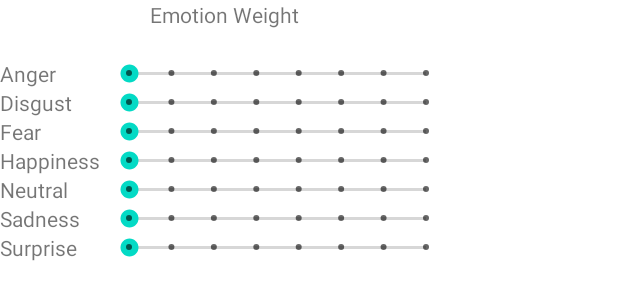
After one commit to MCA-2021-Team-4/facemoji, an Android app: the layout weight_option.xml on its own in the app's theme, with its tools: preview values and no code run, on a phone screen of 412 x 824 dp. The commit adds this screen. Shown: the top 300 px of the screen. Run offline under Robolectric (Android 15) with nearby library versions, the phone set to English and light mode, and no system bars.

Commit message:
Added anger-weight change option

```diff
--- a/android/app/src/main/java/com/android/mca2021/keyboard/FacemojiService.kt
+++ b/android/app/src/main/java/com/android/mca2021/keyboard/FacemojiService.kt
@@ -3,7 +3,6 @@ package com.android.mca2021.keyboard
 import android.content.Context
 import android.content.SharedPreferences
 import android.inputmethodservice.InputMethodService
-import android.util.Log
 import android.view.View
 import android.widget.FrameLayout
 import android.widget.LinearLayout
@@ -24,7 +23,6 @@ class FacemojiService : InputMethodService() {
     val setting: String = "setting"
     val vibrateSetting: String = "keyboardVibrate"
     val soundSetting: String = "keyboardSound"
-
     private lateinit var sharedPreferences: SharedPreferences
 
     private val keyboardInteractionManager = object : KeyboardInteractionManager {
--- a/android/app/src/main/java/com/android/mca2021/keyboard/core/EmotionData.java
+++ b/android/app/src/main/java/com/android/mca2021/keyboard/core/EmotionData.java
@@ -1,4 +1,7 @@
 package com.android.mca2021.keyboard.core;
+
+import android.util.Log;
+
 
 import java.io.Serializable;
 
@@ -8,7 +11,7 @@ import java.io.Serializable;
  */
 public class EmotionData implements ClassifierResult,Serializable {
     public float[] emotionScores=null;
-
+    public static float weight = 1;
     public EmotionData(){
 
     }
@@ -19,6 +22,13 @@ public class EmotionData implements ClassifierResult,Serializable {
 
     private static String[] emotions={"","Anger", "Disgust", "Fear", "Happiness", "Neutral", "Sadness", "Surprise"};
     public static String getEmotion(float[] emotionScores){
+        emotionScores[0] *= weight;
+        String emotionScoreStr = String.format("Anger: %f, Disgust: %f, Fear: %f, Happiness: %f, Neutral: %f, Sadness: %f, Surprise: %f",
+                emotionScores[0], emotionScores[1], emotionScores[2], emotionScores[3], emotionScores[4], emotionScores[5],
+                emotionScores[6]);
+        Log.i("EmotionScore", emotionScoreStr);
+        Log.i("Weight", String.valueOf(weight));
+
         int bestInd=-1;
         if (emotionScores!=null){
             float maxScore=0;
@@ -34,4 +44,7 @@ public class EmotionData implements ClassifierResult,Serializable {
     public String toString(){
         return getEmotion(emotionScores);
     }
+    public void changeWeight(float newWeight) {
+        weight = newWeight;
+    }
 }
--- a/android/app/src/main/java/com/android/mca2021/keyboard/core/EmotionTfLiteClassifier.java
+++ b/android/app/src/main/java/com/android/mca2021/keyboard/core/EmotionTfLiteClassifier.java
@@ -14,9 +14,13 @@ public class EmotionTfLiteClassifier extends TfLiteClassifier{
     private static final String TAG = "EmotionTfLite";
 
     private static final String MODEL_FILE = "emotions_mobilenet.tflite";
-
+    public static float weight = 1;
     public EmotionTfLiteClassifier(final Context context) throws IOException {
         super(context,MODEL_FILE);
+    }
+
+    public void changeWeight(float newWeight) {
+        weight = newWeight;
     }
 
     protected void addPixelValue(int val) {
@@ -28,6 +32,8 @@ public class EmotionTfLiteClassifier extends TfLiteClassifier{
     protected ClassifierResult getResults(float[][][] outputs) {
         final float[] emotions_scores = outputs[0][0];
         EmotionData res=new EmotionData(emotions_scores);
+        res.changeWeight(weight);
+        Log.i("Weight in EmotionCf", String.valueOf(weight));
         return res;
     }
 }
--- a/android/app/src/main/java/com/android/mca2021/keyboard/core/FaceAnalyzer.kt
+++ b/android/app/src/main/java/com/android/mca2021/keyboard/core/FaceAnalyzer.kt
@@ -47,7 +47,9 @@ internal class FaceAnalyzer(
             Log.e("FACEOMJI", "Exception initializing MTCNNModel!")
         }
     }
-
+    fun changeWeight(iWeight: Float) {
+        emotionClassifierTfLite!!.changeWeight(iWeight)
+    }
     override fun analyze(imageProxy: ImageProxy) {
         val bitmapImage = imageProxy.toBitmap()!!
 
--- a/android/app/src/main/java/com/android/mca2021/keyboard/keyboardview/EmojiRecyclerViewAdapter.kt
+++ b/android/app/src/main/java/com/android/mca2021/keyboard/keyboardview/EmojiRecyclerViewAdapter.kt
@@ -19,7 +19,6 @@ class EmojiRecyclerViewAdapter constructor(
 
     inner class Holder(itemView: View?) : RecyclerView.ViewHolder(itemView!!) {
         val textView = itemView?.findViewById<TextView>(R.id.emoji_text)
-
         fun bind(emoji: String, context: Context) {
             textView?.setText(emoji)
             val onClickListener = View.OnClickListener {
--- a/android/app/src/main/java/com/android/mca2021/keyboard/keyboardview/KeyboardCamera.kt
+++ b/android/app/src/main/java/com/android/mca2021/keyboard/keyboardview/KeyboardCamera.kt
@@ -15,6 +15,7 @@ import android.util.TypedValue
 import android.view.*
 import android.view.inputmethod.InputConnection
 import android.widget.Button
+import android.widget.SeekBar
 import android.widget.TextView
 import androidx.camera.core.CameraSelector
 import androidx.camera.core.ImageAnalysis
@@ -71,9 +72,9 @@ class KeyboardCamera (
         "Sadness" to "\uD83D\uDE1E",
         "Surprise" to "\uD83D\uDE2E",
     )
-
+    private var iWeight = 1f
     override fun changeCaps() {}
-
+    private var savedAnalyzer : FaceAnalyzer? = null
     private val lifecycleRegistry = LifecycleRegistry(this)
 
     init {
@@ -130,6 +131,23 @@ class KeyboardCamera (
             keyboardInteractionListener.changeMode(KeyboardInteractionManager.KeyboardType.ENGLISH)
             lifecycleRegistry.handleLifecycleEvent(Lifecycle.Event.ON_STOP)
         }
+
+        val changeWeightSeekbar = cameraLayout.findViewById<SeekBar>(R.id.seekBar_weight)
+        changeWeightSeekbar.setOnSeekBarChangeListener(object : SeekBar.OnSeekBarChangeListener {
+            override fun onProgressChanged(p0: SeekBar?, p1: Int, p2: Boolean) {
+
+            }
+
+            override fun onStartTrackingTouch(p0: SeekBar?) {
+
+            }
+
+            override fun onStopTrackingTouch(p0: SeekBar?) {
+                iWeight = 1f + 100 * (p0?.progress?.div(7f) ?: 0f)
+                savedAnalyzer!!.changeWeight(iWeight)
+                Log.i("Seekbar", iWeight.toString())
+            }
+        })
 
         setEmojiLayout()
     }
@@ -234,6 +252,7 @@ class KeyboardCamera (
                 Log.e(TAG, "Face detection error", exception)
             }
         }
+        savedAnalyzer = faceDetector
         return faceDetector
     }
 
--- a/android/app/src/main/res/layout/keyboard_camera.xml
+++ b/android/app/src/main/res/layout/keyboard_camera.xml
@@ -9,10 +9,13 @@
         android:id="@+id/view_finder"
         android:layout_width="match_parent"
         android:layout_height="350dp"
+        android:scrollbarSize="10dp"
         app:layout_constraintBottom_toBottomOf="parent"
         app:layout_constraintEnd_toEndOf="parent"
         app:layout_constraintStart_toStartOf="parent"
-        app:layout_constraintTop_toTopOf="parent" />
+        app:layout_constraintTop_toTopOf="parent">
+
+    </androidx.camera.view.PreviewView>
 
 <!--    <com.android.mca2021.keyboard.core.FaceContourOverlay-->
 <!--        android:id="@+id/faceContourOverlay"-->
@@ -22,6 +25,19 @@
 <!--        app:layout_constraintEnd_toEndOf="parent"-->
 <!--        app:layout_constraintStart_toStartOf="parent"-->
 <!--        app:layout_constraintTop_toTopOf="parent" />-->
+
+    <SeekBar
+        android:id="@+id/seekBar_weight"
+        style="@style/Widget.AppCompat.SeekBar.Discrete"
+        android:layout_width="100dp"
+        android:layout_height="wrap_content"
+        android:layout_marginStart="200dp"
+        android:layout_marginBottom="300dp"
+        android:scrollbarSize="100dp"
+        app:layout_constraintBottom_toBottomOf="parent"
+        app:layout_constraintStart_toStartOf="@+id/view_finder"
+        android:max="7"
+        android:progress="0"/>
 
     <Button
         android:id="@+id/change_camera_input_mode"
--- /dev/null
+++ b/android/app/src/main/res/layout/weight_option.xml
@@ -0,0 +1,168 @@
+<?xml version="1.0" encoding="utf-8"?>
+<LinearLayout xmlns:android="http://schemas.android.com/apk/res/android"
+    android:orientation="vertical"
+    android:layout_width="300dp"
+    android:layout_height="wrap_content">
+    <TextView
+        android:text="Emotion Weight"
+        android:layout_width="wrap_content"
+        android:layout_height="wrap_content"
+        android:layout_gravity="center"
+        android:layout_marginBottom="20dp"
+    />
+
+    <LinearLayout
+        android:orientation="horizontal"
+        android:layout_width="match_parent"
+        android:layout_height="0dp"
+        android:layout_weight="1"
+        android:gravity="center">
+
+        <TextView
+            android:text="Anger"
+            android:layout_width="70dp"
+            android:layout_height="wrap_content"
+            />
+
+        <SeekBar
+            android:id="@+id/seekBar_anger"
+            style="@style/Widget.AppCompat.SeekBar.Discrete"
+            android:layout_width="match_parent"
+            android:layout_height="wrap_content"
+            android:max="7"
+            android:progress="0" />
+    </LinearLayout>
+
+    <LinearLayout
+        android:orientation="horizontal"
+        android:layout_width="match_parent"
+        android:layout_height="0dp"
+        android:layout_weight="1"
+        android:gravity="center">
+
+        <TextView
+            android:text="Disgust"
+            android:layout_width="70dp"
+            android:layout_height="wrap_content"
+            />
+
+        <SeekBar
+            android:id="@+id/seekBar_disgust"
+            style="@style/Widget.AppCompat.SeekBar.Discrete"
+            android:layout_width="match_parent"
+            android:layout_height="wrap_content"
+            android:max="7"
+            android:progress="0" />
+    </LinearLayout>
+
+    <LinearLayout
+        android:orientation="horizontal"
+        android:layout_width="match_parent"
+        android:layout_height="0dp"
+        android:layout_weight="1"
+        android:gravity="center">
+
+        <TextView
+            android:text="Fear"
+            android:layout_width="70dp"
+            android:layout_height="wrap_content"
+            />
+
+        <SeekBar
+            android:id="@+id/seekBar_fear"
+            style="@style/Widget.AppCompat.SeekBar.Discrete"
+            android:layout_width="match_parent"
+            android:layout_height="wrap_content"
+            android:max="7"
+            android:progress="0" />
+    </LinearLayout>
+
+    <LinearLayout
+        android:orientation="horizontal"
+        android:layout_width="match_parent"
+        android:layout_height="0dp"
+        android:layout_weight="1"
+        android:gravity="center">
+
+        <TextView
+            android:text="Happiness"
+            android:layout_width="70dp"
+            android:layout_height="wrap_content"
+            />
+
+        <SeekBar
+            android:id="@+id/seekBar_happiness"
+            style="@style/Widget.AppCompat.SeekBar.Discrete"
+            android:layout_width="match_parent"
+            android:layout_height="wrap_content"
+            android:max="7"
+            android:progress="0" />
+    </LinearLayout>
+
+    <LinearLayout
+        android:orientation="horizontal"
+        android:layout_width="match_parent"
+        android:layout_height="0dp"
+        android:layout_weight="1"
+        android:gravity="center">
+
+        <TextView
+            android:text="Neutral"
+            android:layout_width="70dp"
+            android:layout_height="wrap_content"
+            />
+
+        <SeekBar
+            android:id="@+id/seekBar_neutral"
+            style="@style/Widget.AppCompat.SeekBar.Discrete"
+            android:layout_width="match_parent"
+            android:layout_height="wrap_content"
+            android:max="7"
+            android:progress="0" />
+    </LinearLayout>
+
+    <LinearLayout
+        android:orientation="horizontal"
+        android:layout_width="match_parent"
+        android:layout_height="0dp"
+        android:layout_weight="1"
+        android:gravity="center">
+
+        <TextView
+            android:text="Sadness"
+            android:layout_width="70dp"
+            android:layout_height="wrap_content"
+            />
+
+        <SeekBar
+            android:id="@+id/seekBar_sadness"
+            style="@style/Widget.AppCompat.SeekBar.Discrete"
+            android:layout_width="match_parent"
+            android:layout_height="wrap_content"
+            android:max="7"
+            android:progress="0" />
+    </LinearLayout>
+
+    <LinearLayout
+        android:orientation="horizontal"
+        android:layout_width="match_parent"
+        android:layout_height="0dp"
+        android:layout_weight="1"
+        android:gravity="center">
+
+        <TextView
+            android:text="Surprise"
+            android:layout_width="70dp"
+            android:layout_height="wrap_content"
+            />
+
+        <SeekBar
+            android:id="@+id/seekBar_surprise"
+            style="@style/Widget.AppCompat.SeekBar.Discrete"
+            android:layout_width="match_parent"
+            android:layout_height="wrap_content"
+            android:max="7"
+            android:progress="0" />
+    </LinearLayout>
+
+</LinearLayout>
```
